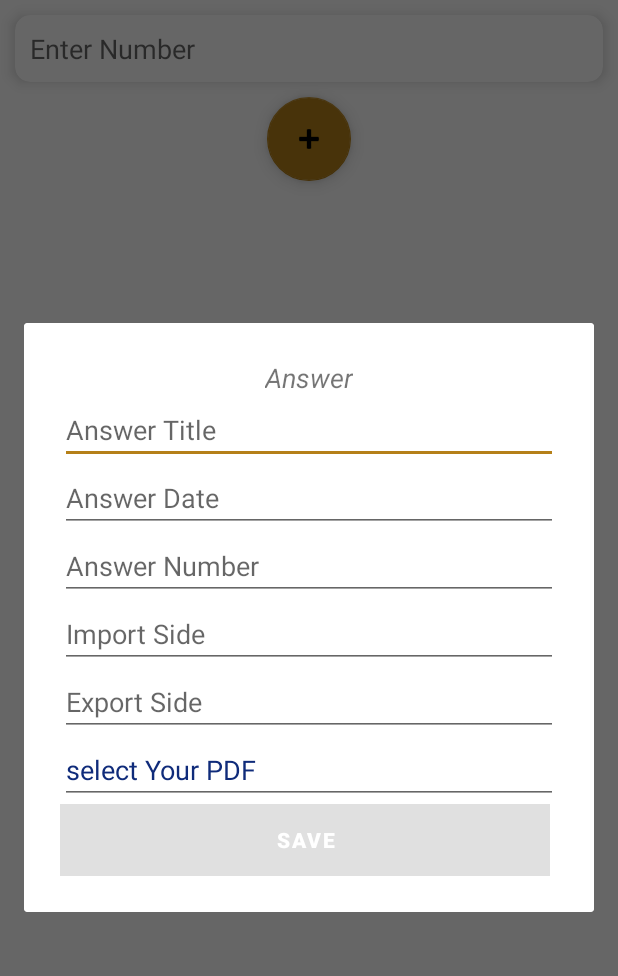
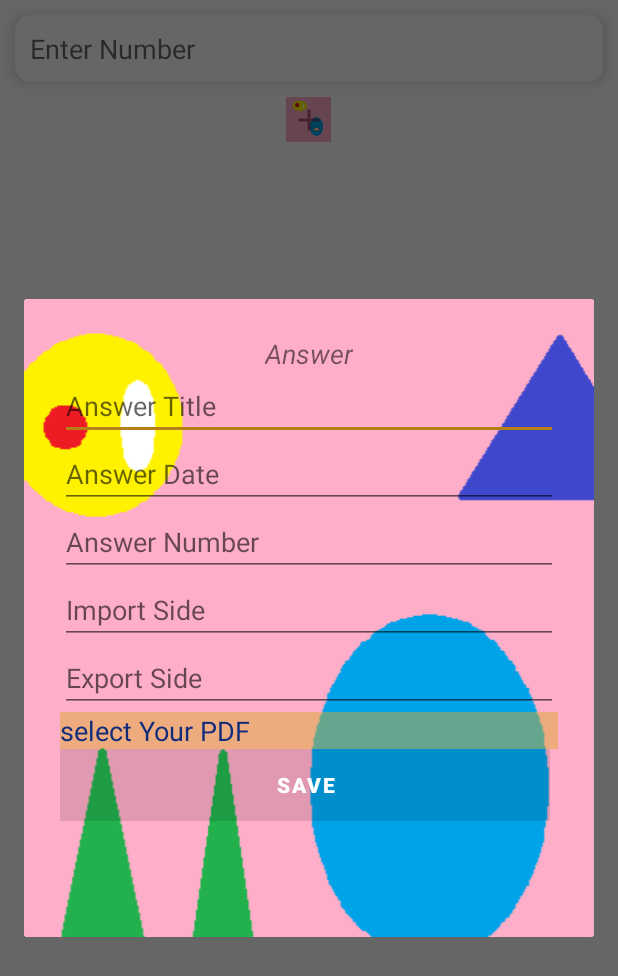
Before and after one commit to MustaphaEbrahim/TMR, an Android app: the fragment DarMasrFragment shown on its own in the app's theme, after a tap on "add another answer", on a phone screen of 412 x 824 dp. Shown: the top 976 px of the screen. Run offline under Robolectric (Android 15) with nearby library versions, the phone set to English and light mode, and no system bars; our stand-ins replace EventBus, Firebase (no records; nobody signed in at launch, a user with empty details on screens opened directly).

Commit message:
we at the end

```diff
--- /dev/null
+++ b/app/src/main/java/com/tefa/tamer/draftmvvm/Adapters/OnGawabClickListener.java
@@ -0,0 +1,10 @@
+package com.tefa.tamer.draftmvvm.Adapters;
+
+
+import com.tefa.tamer.draftmvvm.UI.EskanEgtamy.View.modelGawab;
+
+public interface OnGawabClickListener {
+    void onGawabEditClick(int adapterPosition, modelGawab gawab);
+
+    void onGawabDeleteClick(int adapterPosition, modelGawab gawab);
+}
--- /dev/null
+++ b/app/src/main/res/drawable/ic_baseline_add_24.xml
@@ -0,0 +1,5 @@
+<vector android:alpha="0.63" android:height="24dp"
+    android:tint="#7A214F" android:viewportHeight="24"
+    android:viewportWidth="24" android:width="24dp" xmlns:android="http://schemas.android.com/apk/res/android">
+    <path android:fillColor="@android:color/white" android:pathData="M19,13h-6v6h-2v-6H5v-2h6V5h2v6h6v2z"/>
+</vector>
--- /dev/null
+++ b/app/src/main/res/drawable/ic_baseline_add_circle_24.xml
@@ -0,0 +1,5 @@
+<vector android:alpha="0.63" android:height="30dp"
+    android:tint="#0F2B7A" android:viewportHeight="24"
+    android:viewportWidth="24" android:width="30dp" xmlns:android="http://schemas.android.com/apk/res/android">
+    <path android:fillColor="@android:color/white" android:pathData="M12,2C6.48,2 2,6.48 2,12s4.48,10 10,10 10,-4.48 10,-10S17.52,2 12,2zM17,13h-4v4h-2v-4L7,13v-2h4L11,7h2v4h4v2z"/>
+</vector>
--- a/app/src/main/res/layout/fragment_dar_masr.xml
+++ b/app/src/main/res/layout/fragment_dar_masr.xml
@@ -59,14 +59,15 @@
         android:layout_marginTop="2dp"
         android:layout_marginBottom="0dp" />
 
-    <com.google.android.material.floatingactionbutton.FloatingActionButton
+    <ImageButton
         android:id="@+id/fab"
-        android:layout_width="wrap_content"
-        android:layout_height="wrap_content"
+        android:layout_width="30dp"
+        android:layout_height="30dp"
         android:contentDescription="@string/add_another_answer"
         android:layout_below="@+id/cv_search"
         android:layout_centerInParent="true"
-        app:srcCompat="@android:drawable/ic_input_add" />
+        android:background="@drawable/login"
+        app:srcCompat="@drawable/ic_baseline_add_24"  />
 
     <ProgressBar
         android:id="@+id/progress_bar"
--- a/app/src/main/res/layout/fragment_egtmay.xml
+++ b/app/src/main/res/layout/fragment_egtmay.xml
@@ -41,7 +41,7 @@
                 android:layout_alignParentEnd="true"
                 android:layout_centerVertical="true"
                 android:padding="10dp"
-                android:visibility="gone"
+                android:visibility="visible"
                 app:srcCompat="@drawable/ic_clear" />
 
 
--- a/app/src/main/res/layout/popup.xml
+++ b/app/src/main/res/layout/popup.xml
@@ -9,7 +9,7 @@
         android:layout_width="wrap_content"
         android:layout_height="wrap_content">
         <RelativeLayout
-
+            android:background="@drawable/care"
             android:padding="24dp"
             android:layout_width="match_parent"
             android:layout_height="wrap_content">
@@ -29,27 +29,35 @@
                 android:layout_below="@id/title"
                 android:layout_width="match_parent"
                 android:hint="@string/answer_title"
-                android:layout_height="wrap_content" />
+                android:inputType="text"
+                android:layout_height="wrap_content"
+                android:autofillHints="@string/answer_title" />
 
             <EditText
                 android:id="@+id/answerDate"
                 android:layout_below="@id/answerTitle"
                 android:layout_width="match_parent"
+                android:inputType="date"
                 android:hint="@string/answer_date"
-                android:layout_height="wrap_content" />
+                android:layout_height="wrap_content"
+                android:autofillHints="@string/answer_date" />
 
             <EditText
                 android:id="@+id/answerNumber"
                 android:layout_below="@id/answerDate"
                 android:layout_width="match_parent"
                 android:hint="@string/Answer_Number"
-                android:layout_height="wrap_content" />
+                android:inputType="number"
+                android:layout_height="wrap_content"
+                android:autofillHints="@string/Answer_Number" />
 
             <EditText
                 android:id="@+id/importSide"
                 android:layout_below="@id/answerNumber"
                 android:layout_width="match_parent"
                 android:hint="@string/import_side"
+                android:inputType="text"
+                android:autofillHints="@string/import_side"
                 android:layout_height="wrap_content" />
 
             <EditText
@@ -57,7 +65,9 @@
                 android:layout_below="@id/importSide"
                 android:layout_width="match_parent"
                 android:hint="@string/export_side"
-                android:layout_height="wrap_content" />
+                android:inputType="text"
+                android:layout_height="wrap_content"
+                android:autofillHints="@string/export_side" />
 
             <EditText
                 android:layout_width="match_parent"
@@ -66,7 +76,9 @@
                 android:hint="@string/choose_your_selcet_pdf"
                 android:layout_below="@id/exportSide"
                 android:textColorHint="@color/colorAccent"
-                />
+                android:autofillHints="@string/choose_your_selcet_pdf"
+                android:inputType="textUri"
+                android:background="@color/colorAccentdim"/>
 
 
 
--- a/app/src/main/res/layout/popupdelete.xml
+++ b/app/src/main/res/layout/popupdelete.xml
@@ -3,7 +3,6 @@
     xmlns:android="http://schemas.android.com/apk/res/android"
     xmlns:app="http://schemas.android.com/apk/res-auto"
     android:background="@drawable/login"
-    xmlns:tools="http://schemas.android.com/tools"
     android:layout_width="match_parent"
     android:layout_height="match_parent">
 
--- a/app/src/main/res/layout/popupedit.xml
+++ b/app/src/main/res/layout/popupedit.xml
@@ -9,7 +9,7 @@
         android:layout_width="wrap_content"
         android:layout_height="wrap_content">
         <RelativeLayout
-
+            android:background="@drawable/care"
             android:padding="24dp"
             android:layout_width="match_parent"
             android:layout_height="wrap_content">
```
Also changed, not shown: app/src/main/java/com/tefa/tamer/draftmvvm/Adapters/AdapterEskanGana.java (added, +64 -0 lines), app/src/main/java/com/tefa/tamer/draftmvvm/Repository/DataProviders/eskanGana/EskanGanaDataProvider.java (added, +146 -0 lines), app/src/main/res/layout/modelgwab_row.xml (+11 -12 lines), app/src/main/res/drawable-v24/again.png (added), app/src/main/res/drawable-v24/gawaab.png (added), app/src/main/res/drawable-v24/gawab1.png (added), app/src/main/res/drawable-v24/gawabb.png (added).
